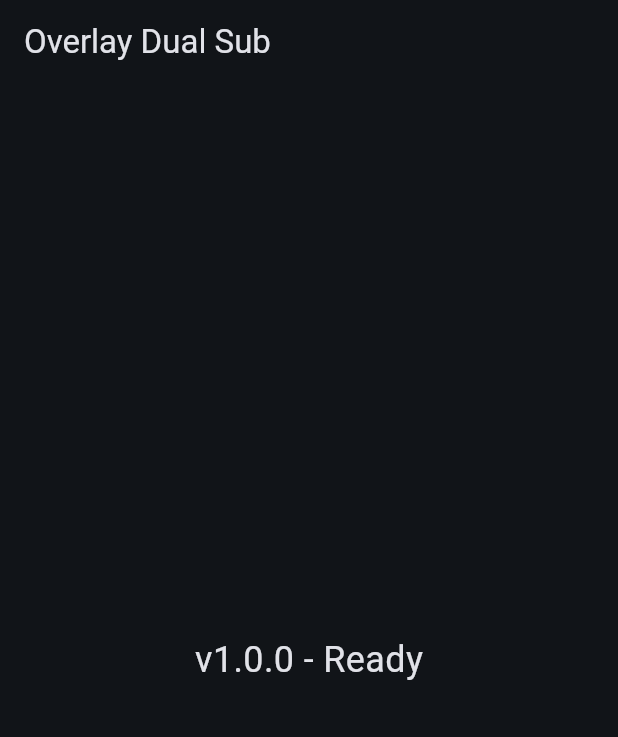
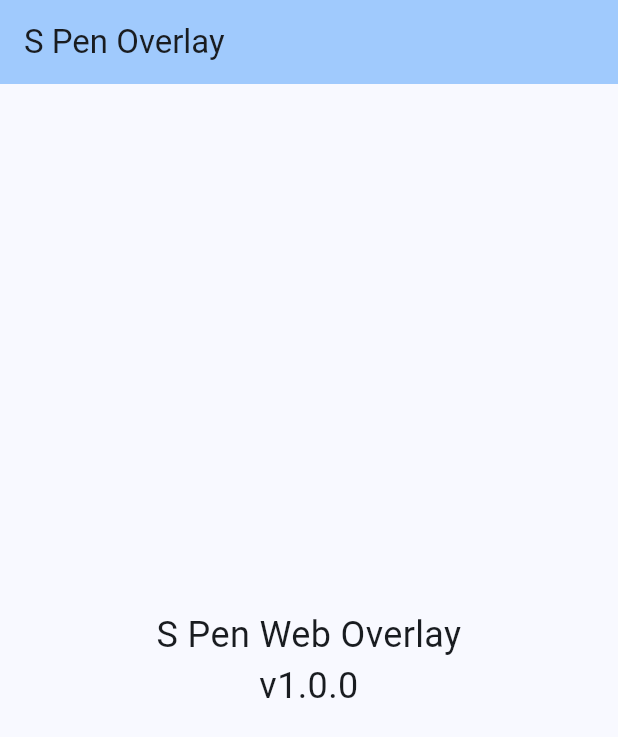
Before and after one commit to dtslib1979/dtslib-apk-lab, a Flutter app: the screen it shows after launch, on a phone screen of 412 x 824 dp. Shown: the top 737 px of the screen. Run offline on Flutter 3.47's test engine with Material 3 defaults, Android fonts, the phone set to English and light mode, and no system bars; our stand-ins replace file_picker, just_audio, permission_handler, share_plus, shared_preferences; missing offline and left inert: ffmpeg_kit_flutter_audio, flutter_overlay_window.

Commit message:
refactor: Convert to Flutter app (copy laser-pen-overlay pattern)
- Use Flutter 3.24.0 + subosito/flutter-action
- Copy working gradle config from laser-pen-overlay
- Build #41

```diff
--- a/apps/overlay-dual-sub/lib/main.dart
+++ b/apps/overlay-dual-sub/lib/main.dart
@@ -1,12 +1,6 @@
 import 'package:flutter/material.dart';
-import 'package:flutter/services.dart';
-import 'package:permission_handler/permission_handler.dart';
 
 void main() {
-  WidgetsFlutterBinding.ensureInitialized();
-  SystemChrome.setPreferredOrientations([
-    DeviceOrientation.portraitUp,
-  ]);
   runApp(const OverlayDualSubApp());
 }
 
@@ -17,103 +11,32 @@ class OverlayDualSubApp extends StatelessWidget {
   Widget build(BuildContext context) {
     return MaterialApp(
       title: 'Overlay Dual Sub',
-      debugShowCheckedModeBanner: false,
       theme: ThemeData(
-        colorScheme: ColorScheme.fromSeed(
-          seedColor: Colors.blue,
-          brightness: Brightness.dark,
-        ),
+        colorScheme: ColorScheme.fromSeed(seedColor: Colors.blue),
         useMaterial3: true,
       ),
-      home: const PermissionGate(),
+      home: const HomePage(),
     );
   }
 }
 
-class PermissionGate extends StatefulWidget {
-  const PermissionGate({super.key});
-
-  @override
-  State<PermissionGate> createState() => _PermissionGateState();
-}
-
-class _PermissionGateState extends State<PermissionGate> {
-  bool _checking = true;
-  bool _granted = false;
-
-  @override
-  void initState() {
-    super.initState();
-    _checkPermission();
-  }
-
-  Future<void> _checkPermission() async {
-    final granted = await Permission.systemAlertWindow.isGranted;
-    setState(() {
-      _checking = false;
-      _granted = granted;
-    });
-  }
-
-  Future<void> _requestPermission() async {
-    final result = await Permission.systemAlertWindow.request();
-    setState(() => _granted = result.isGranted);
-  }
+class HomePage extends StatelessWidget {
+  const HomePage({super.key});
 
   @override
   Widget build(BuildContext context) {
-    if (_checking) {
-      return const Scaffold(
-        body: Center(child: CircularProgressIndicator()),
-      );
-    }
-
-    if (_granted) {
-      return const MainScreen();
-    }
-
     return Scaffold(
-      body: SafeArea(
-        child: Padding(
-          padding: const EdgeInsets.all(32),
-          child: Column(
-            mainAxisAlignment: MainAxisAlignment.center,
-            children: [
-              const Icon(Icons.draw, size: 80, color: Colors.blue),
-              const SizedBox(height: 24),
-              const Text(
-                'Overlay Dual Sub',
-                style: TextStyle(fontSize: 28, fontWeight: FontWeight.bold),
-              ),
-              const SizedBox(height: 16),
-              const Text(
-                '웹페이지 위에 판서하려면\n오버레이 권한이 필요합니다.',
-                textAlign: TextAlign.center,
-                style: TextStyle(fontSize: 16),
-              ),
-              const SizedBox(height: 48),
-              ElevatedButton(
-                onPressed: _requestPermission,
-                child: const Text('권한 허용하기'),
-              ),
-            ],
-          ),
+      appBar: AppBar(
+        title: const Text('S Pen Overlay'),
+        backgroundColor: Theme.of(context).colorScheme.inversePrimary,
+      ),
+      body: const Center(
+        child: Text(
+          'S Pen Web Overlay\nv1.0.0',
+          textAlign: TextAlign.center,
+          style: TextStyle(fontSize: 24),
         ),
       ),
     );
   }
 }
-
-class MainScreen extends StatelessWidget {
-  const MainScreen({super.key});
-
-  @override
-  Widget build(BuildContext context) {
-    return Scaffold(
-      appBar: AppBar(title: const Text('Overlay Dual Sub')),
-      body: const Center(
-        child: Text('v1.0.0 - Ready', style: TextStyle(fontSize: 24)),
-      ),
-    );
-  }
-}
--- a/apps/overlay-dual-sub/pubspec.yaml
+++ b/apps/overlay-dual-sub/pubspec.yaml
@@ -1,5 +1,5 @@
 name: overlay_dual_sub
-description: S Pen overlay annotation app for web pages
+description: S Pen web overlay drawing app for dual subtitles
 publish_to: 'none'
 version: 1.0.0+1
 
@@ -9,7 +9,6 @@ environment:
 dependencies:
   flutter:
     sdk: flutter
-  permission_handler: ^11.3.0
 
 dev_dependencies:
   flutter_test:
```
Also changed, not shown: 3 other files.
